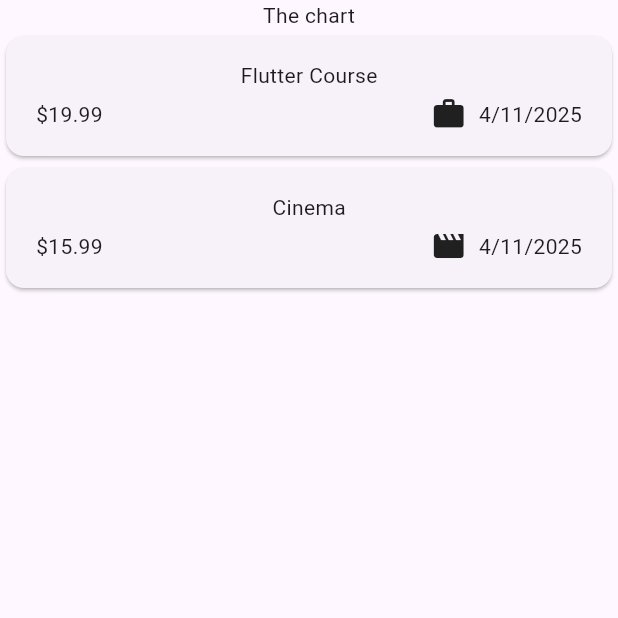
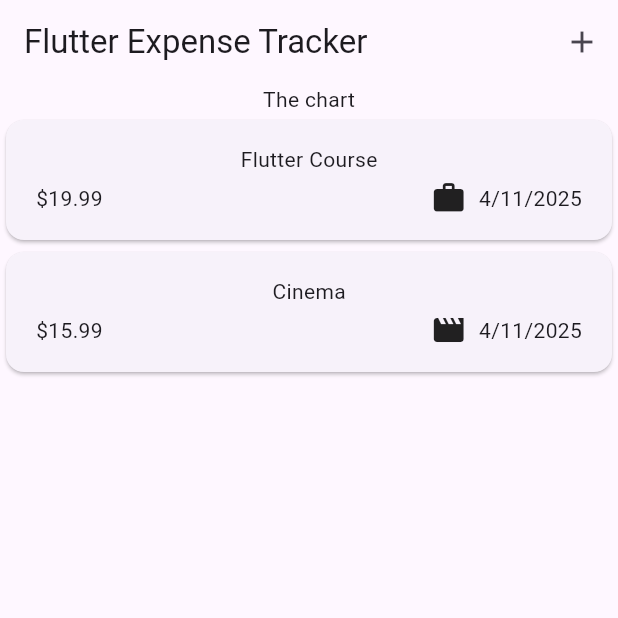
Before and after one commit to saadrawasia/expense_tracker, a Flutter app: the screen it shows after launch, on a phone screen of 412 x 824 dp, the top half of it. Run offline on Flutter 3.47's test engine with Material 3 defaults, Android fonts, the phone set to English and light mode, and no system bars.

Commit message:
Add appbar to the app

```diff
--- a/lib/main.dart
+++ b/lib/main.dart
@@ -3,5 +3,7 @@ import 'package:flutter/material.dart';
 import 'package:expense_tracker/widgets/expenses.dart';
 
 void main() {
-  runApp(const MaterialApp(home: Expenses()));
+  runApp(
+    MaterialApp(theme: ThemeData(useMaterial3: true), home: const Expenses()),
+  );
 }
--- a/lib/widgets/expenses.dart
+++ b/lib/widgets/expenses.dart
@@ -30,6 +30,10 @@ class _ExpensesState extends State<Expenses> {
   @override
   Widget build(BuildContext context) {
     return Scaffold(
+      appBar: AppBar(
+        title: const Text('Flutter Expense Tracker'),
+        actions: [IconButton(onPressed: () {}, icon: const Icon(Icons.add))],
+      ),
       body: Column(
         children: [
           const Text('The chart'),
```
